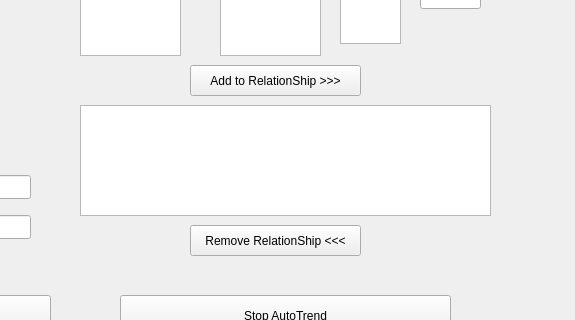
Old version of the form autotrend.ui in the repository MOBILionSystems/MIPS-app-MOBILion; both pictures show x 300 to 875 and y 135 to 455 of the 875 by 584 pixel window.
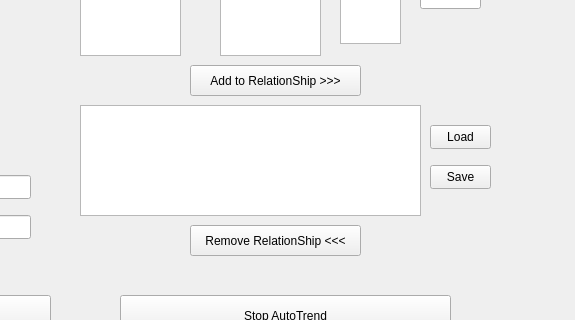
New version of the form.

Commit message: Save and load relation file

What changed in the file:
```diff
--- a/autotrend.ui
+++ b/autotrend.ui
@@ -18,7 +18,7 @@
     <rect>
      <x>380</x>
      <y>240</y>
-     <width>411</width>
+     <width>341</width>
      <height>111</height>
     </rect>
    </property>
@@ -318,6 +318,32 @@
     <number>0</number>
    </property>
   </widget>
+  <widget class="QPushButton" name="loadRelationButton">
+   <property name="geometry">
+    <rect>
+     <x>730</x>
+     <y>260</y>
+     <width>61</width>
+     <height>24</height>
+    </rect>
+   </property>
+   <property name="text">
+    <string>Load</string>
+   </property>
+  </widget>
+  <widget class="QPushButton" name="saveRelationButton">
+   <property name="geometry">
+    <rect>
+     <x>730</x>
+     <y>300</y>
+     <width>61</width>
+     <height>24</height>
+    </rect>
+   </property>
+   <property name="text">
+    <string>Save</string>
+   </property>
+  </widget>
  </widget>
  <resources/>
  <connections/>
```
The commit also changes 2 other files.
